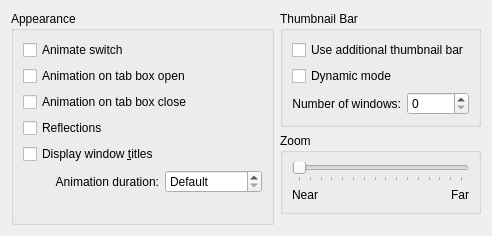
Old version of the form effects/coverswitch/coverswitch_config.ui in the repository KDE/kwin.
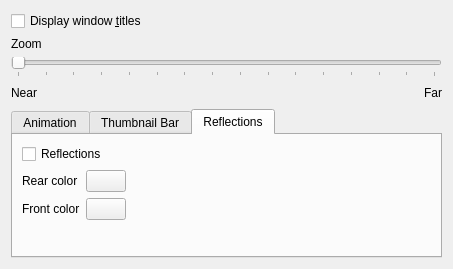
New version of the form. The open tabs and pages were chosen to show the change. Custom widgets are drawn as their Qt base class.

Commit message: allow custom mirror colors

The edit to the form file:
```diff
--- a/effects/coverswitch/coverswitch_config.ui
+++ b/effects/coverswitch/coverswitch_config.ui
@@ -6,35 +6,34 @@
    <rect>
     <x>0</x>
     <y>0</y>
-    <width>492</width>
-    <height>236</height>
+    <width>453</width>
+    <height>264</height>
    </rect>
   </property>
-  <layout class="QGridLayout" name="gridLayout_2">
-   <item row="1" column="1">
-    <widget class="QGroupBox" name="groupBox_2">
-     <property name="title">
+  <layout class="QVBoxLayout" name="verticalLayout_5">
+   <item>
+    <widget class="QCheckBox" name="checkWindowTitle">
+     <property name="text">
+      <string>Display window &amp;titles</string>
+     </property>
+     <property name="shortcut">
+      <string/>
+     </property>
+    </widget>
+   </item>
+   <item>
+    <layout class="QVBoxLayout" name="verticalLayout_4">
+     <item>
+      <widget class="QLabel" name="label_4">
+       <property name="text">
       <string>Zoom</string>
      </property>
-     <layout class="QGridLayout" name="gridLayout_8">
-      <item row="1" column="0">
-       <widget class="QLabel" name="label_8">
-        <property name="text">
-         <string>Near</string>
-        </property>
-       </widget>
-      </item>
-      <item row="1" column="1">
-       <widget class="QLabel" name="label_9">
-        <property name="text">
-         <string>Far</string>
-        </property>
         <property name="alignment">
-         <set>Qt::AlignRight|Qt::AlignTrailing|Qt::AlignVCenter</set>
+        <set>Qt::AlignLeading|Qt::AlignLeft|Qt::AlignVCenter</set>
         </property>
        </widget>
       </item>
-      <item row="0" column="0" colspan="2">
+     <item>
        <widget class="QSlider" name="zPositionSlider">
         <property name="toolTip">
          <string>Define how far away the windows should appear</string>
@@ -59,86 +58,95 @@
         </property>
        </widget>
       </item>
-     </layout>
-    </widget>
-   </item>
-   <item row="0" column="1">
-    <widget class="QGroupBox" name="groupBox_3">
-     <property name="title">
-      <string>Thumbnail Bar</string>
-     </property>
-     <layout class="QGridLayout" name="gridLayout_3">
-      <item row="0" column="0" colspan="2">
-       <widget class="QCheckBox" name="checkThumbnails">
+     <item>
+      <layout class="QHBoxLayout" name="horizontalLayout">
+       <item>
+        <widget class="QLabel" name="label_8">
         <property name="text">
-         <string>Use additional thumbnail bar</string>
+          <string>Near</string>
         </property>
        </widget>
       </item>
-      <item row="1" column="0" colspan="2">
-       <widget class="QCheckBox" name="checkDynamicThumbnails">
-        <property name="toolTip">
-         <string>Only show thumbnail bar if there are at least specified number of windows</string>
-        </property>
-        <property name="text">
-         <string>Dynamic mode</string>
-        </property>
-       </widget>
-      </item>
-      <item row="2" column="0">
-       <widget class="QLabel" name="labelThumbnailWindows">
+       <item>
+        <spacer name="horizontalSpacer">
+         <property name="orientation">
+          <enum>Qt::Horizontal</enum>
+         </property>
+         <property name="sizeHint" stdset="0">
+          <size>
+           <width>40</width>
+           <height>20</height>
+          </size>
+         </property>
+        </spacer>
+       </item>
+       <item>
+        <widget class="QLabel" name="label_9">
         <property name="text">
-         <string>Number of windows:</string>
+          <string>Far</string>
         </property>
         <property name="alignment">
          <set>Qt::AlignRight|Qt::AlignTrailing|Qt::AlignVCenter</set>
         </property>
-        <property name="buddy">
-         <cstring>spinThumbnailWindows</cstring>
-        </property>
-       </widget>
-      </item>
-      <item row="2" column="1">
-       <widget class="KIntSpinBox" name="spinThumbnailWindows"/>
-      </item>
-     </layout>
-    </widget>
+        </widget>
+       </item>
+      </layout>
+     </item>
+    </layout>
    </item>
-   <item row="0" column="0" rowspan="3">
-    <widget class="QGroupBox" name="groupBox">
-     <property name="title">
-      <string>Appearance</string>
+   <item>
+    <widget class="QTabWidget" name="tabWidget">
+     <property name="sizePolicy">
+      <sizepolicy hsizetype="MinimumExpanding" vsizetype="Expanding">
+       <horstretch>0</horstretch>
+       <verstretch>0</verstretch>
+      </sizepolicy>
      </property>
-     <layout class="QGridLayout" name="gridLayout">
-      <item row="0" column="0" colspan="2">
+     <property name="currentIndex">
+      <number>0</number>
+     </property>
+     <widget class="QWidget" name="tab">
+      <attribute name="title">
+       <string>Animation</string>
+      </attribute>
+      <layout class="QVBoxLayout" name="verticalLayout">
+       <item>
        <widget class="QCheckBox" name="checkAnimateSwitch">
         <property name="text">
          <string>Animate switch</string>
         </property>
        </widget>
       </item>
-      <item row="1" column="0" colspan="2">
+       <item>
        <widget class="QCheckBox" name="checkAnimateStart">
         <property name="text">
          <string>Animation on tab box open</string>
         </property>
        </widget>
       </item>
-      <item row="2" column="0" colspan="2">
+       <item>
        <widget class="QCheckBox" name="checkAnimateStop">
         <property name="text">
          <string>Animation on tab box close</string>
         </property>
        </widget>
       </item>
-      <item row="3" column="0" colspan="2">
-       <widget class="QCheckBox" name="checkReflection">
+       <item>
+        <layout class="QFormLayout" name="formLayout_2">
+         <item row="0" column="0">
+          <widget class="QLabel" name="label_3">
         <property name="text">
-         <string>Reflections</string>
+            <string>Animation duration:</string>
+           </property>
+           <property name="alignment">
+            <set>Qt::AlignRight|Qt::AlignTrailing|Qt::AlignVCenter</set>
+           </property>
+           <property name="buddy">
+            <cstring>spinDuration</cstring>
         </property>
        </widget>
       </item>
-      <item row="5" column="1">
+         <item row="0" column="1">
        <widget class="KIntSpinBox" name="spinDuration">
         <property name="sizePolicy">
          <sizepolicy hsizetype="Expanding" vsizetype="Fixed">
@@ -157,10 +165,38 @@
         </property>
        </widget>
       </item>
-      <item row="5" column="0">
-       <widget class="QLabel" name="label_3">
+        </layout>
+       </item>
+      </layout>
+     </widget>
+     <widget class="QWidget" name="tab_2">
+      <attribute name="title">
+       <string>Thumbnail Bar</string>
+      </attribute>
+      <layout class="QVBoxLayout" name="verticalLayout_2">
+       <item>
+        <widget class="QCheckBox" name="checkThumbnails">
         <property name="text">
-         <string>Animation duration:</string>
+          <string>Use additional thumbnail bar</string>
+         </property>
+        </widget>
+       </item>
+       <item>
+        <widget class="QCheckBox" name="checkDynamicThumbnails">
+         <property name="toolTip">
+          <string>Only show thumbnail bar if there are at least specified number of windows</string>
+         </property>
+         <property name="text">
+          <string>Dynamic mode</string>
+         </property>
+        </widget>
+       </item>
+       <item>
+        <layout class="QFormLayout" name="formLayout">
+         <item row="0" column="0">
+          <widget class="QLabel" name="labelThumbnailWindows">
+           <property name="text">
+            <string>Number of windows:</string>
         </property>
         <property name="alignment">
          <set>Qt::AlignRight|Qt::AlignTrailing|Qt::AlignVCenter</set>
@@ -170,33 +206,57 @@
         </property>
        </widget>
       </item>
-      <item row="6" column="0" colspan="2">
-       <spacer name="verticalSpacer">
-        <property name="orientation">
-         <enum>Qt::Vertical</enum>
-        </property>
-        <property name="sizeHint" stdset="0">
-         <size>
-          <width>20</width>
-          <height>0</height>
-         </size>
-        </property>
-       </spacer>
-      </item>
-      <item row="4" column="0">
-       <widget class="QCheckBox" name="checkWindowTitle">
+         <item row="0" column="1">
+          <widget class="KIntSpinBox" name="spinThumbnailWindows"/>
+         </item>
+        </layout>
+       </item>
+      </layout>
+     </widget>
+     <widget class="QWidget" name="tab_3">
+      <attribute name="title">
+       <string>Reflections</string>
+      </attribute>
+      <layout class="QVBoxLayout" name="verticalLayout_3">
+       <item>
+        <widget class="QCheckBox" name="checkReflection">
+         <property name="text">
+          <string>Reflections</string>
+         </property>
+        </widget>
+       </item>
+       <item>
+        <layout class="QFormLayout" name="formLayout_3">
+         <property name="fieldGrowthPolicy">
+          <enum>QFormLayout::FieldsStayAtSizeHint</enum>
+         </property>
+         <item row="0" column="0">
+          <widget class="QLabel" name="label_2">
+           <property name="text">
+            <string>Rear color</string>
+           </property>
+          </widget>
+         </item>
+         <item row="0" column="1">
+          <widget class="KColorButton" name="colorRear"/>
+         </item>
+         <item row="1" column="0">
+          <widget class="QLabel" name="label">
         <property name="text">
-         <string>Display window &amp;titles</string>
-        </property>
-        <property name="shortcut">
-         <string/>
-        </property>
-       </widget>
-      </item>
-     </layout>
-    </widget>
+            <string>Front color</string>
+           </property>
+          </widget>
+         </item>
+         <item row="1" column="1">
+          <widget class="KColorButton" name="colorFront"/>
+         </item>
+        </layout>
+       </item>
+      </layout>
+     </widget>
+    </widget>
    </item>
-   <item row="2" column="1">
+   <item>
     <spacer name="verticalSpacer_2">
      <property name="orientation">
       <enum>Qt::Vertical</enum>
@@ -217,6 +277,11 @@
    <extends>QSpinBox</extends>
    <header>knuminput.h</header>
   </customwidget>
+  <customwidget>
+   <class>KColorButton</class>
+   <extends>QPushButton</extends>
+   <header>kcolorbutton.h</header>
+  </customwidget>
  </customwidgets>
  <tabstops>
   <tabstop>checkAnimateSwitch</tabstop>
```
Left out of the diff: 128 changed lines with no effect on the pictures. Lines whose indentation alone changed are shown as unchanged. The commit also changes 3 other files.
